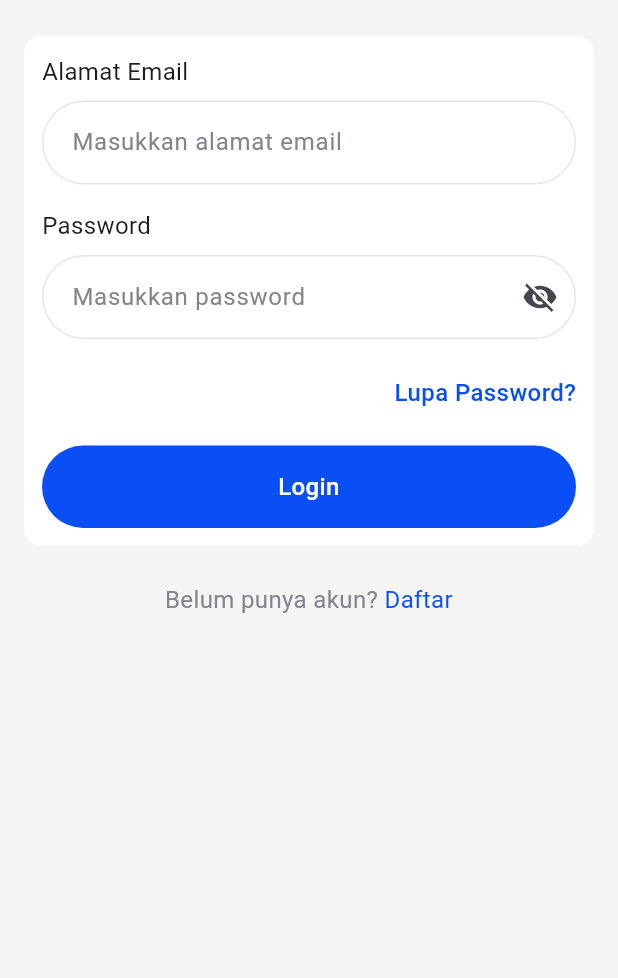
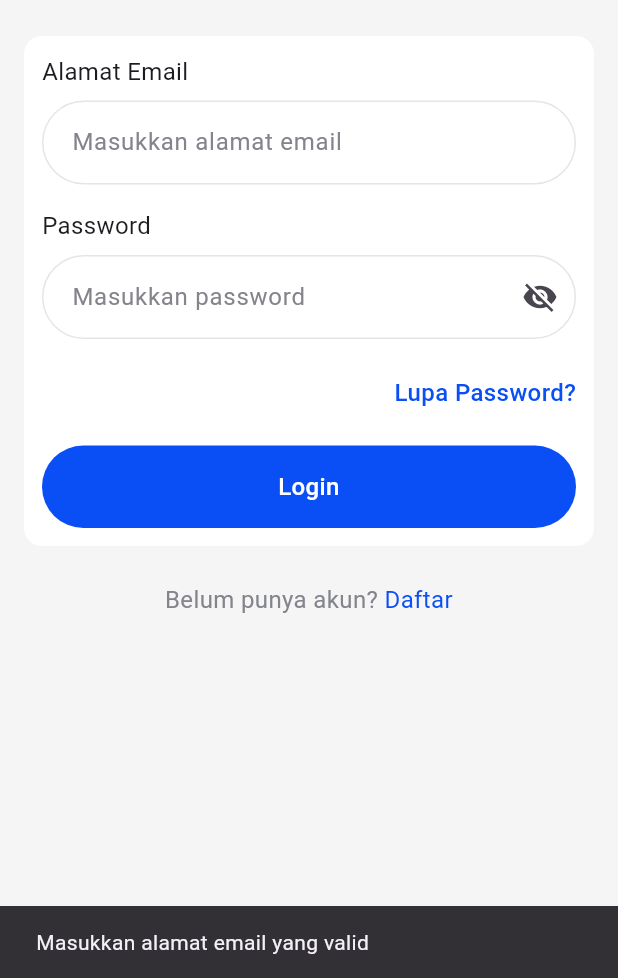
Before and after one commit to ChamillatulLuqianaAgustin/face_count, a Flutter app: the screen it shows after launch, after a tap on "Login", on a phone screen of 412 x 824 dp, the part 258-1236 px from its top. Run offline on Flutter 3.47's test engine with Material 3 defaults, Android fonts, the phone set to English and light mode, and no system bars; our stand-ins replace camera, cloud_firestore, equatable, firebase_auth, firebase_core, flutter_bloc; missing offline and left inert: multiple_image_camera; accounts and stored records are empty; Roboto replaces fonts that are missing (SFProDisplay).

Commit message:
add required form dan lupa password
lupa password harus email yang terdaftar

```diff
--- a/lib/features/auth/login_page.dart
+++ b/lib/features/auth/login_page.dart
@@ -1,3 +1,4 @@
+import 'package:cloud_firestore/cloud_firestore.dart';
 import 'package:face_count/configs/theme.dart';
 import 'package:face_count/features/auth/forgot_password_page.dart';
 import 'package:flutter/gestures.dart';
@@ -40,7 +41,10 @@ class _LoginPageState extends State<LoginPage> {
             );
           }
           if (state is AuthError) {
-            print(state.message);
+            ScaffoldMessenger.of(context).showSnackBar(SnackBar(
+              content: Text(state.message), // Pesan error dari AuthCubit
+              backgroundColor: redBase, // Warna merah untuk indikasi error
+            ));
           }
         },
         builder: (context, state) {
@@ -96,7 +100,6 @@ class _LoginPageState extends State<LoginPage> {
                         },
                       ),
 
-
                       const SizedBox(height: 24),
 
                       // Lupa password
@@ -128,11 +131,30 @@ class _LoginPageState extends State<LoginPage> {
                           ? const CustomLoadingButton()
                           : CustomButton(
                               text: 'Login',
-                              onTap: () => context.read<AuthCubit>().login(
+                              onTap: () {
+                                if (_emailController.text.trim().isEmpty ||
+                                    !_emailController.text.contains('@')) {
+                                  ScaffoldMessenger.of(context).showSnackBar(
+                                    const SnackBar(
+                                        content: Text(
+                                            'Masukkan alamat email yang valid')),
+                                  );
+                                  return;
+                                } else if (_passwordController.text
+                                    .trim()
+                                    .isEmpty) {
+                                  ScaffoldMessenger.of(context).showSnackBar(
+                                    const SnackBar(
+                                        content: Text('Password tidak boleh kosong')),
+                                  );
+                                  return;
+                                } else {
+                                  context.read<AuthCubit>().login(
                                         email: _emailController.text,
                                         password: _passwordController.text,
-                                  ),
-                            ),
+                                      );
+                                }
+                              }),
                     ],
                   ),
                 ),
--- a/lib/services/auth_service.dart
+++ b/lib/services/auth_service.dart
@@ -1,3 +1,4 @@
+import 'package:cloud_firestore/cloud_firestore.dart';
 import 'package:face_count/features/auth/forgot_password_page.dart';
 import 'package:firebase_auth/firebase_auth.dart';
 
@@ -87,11 +88,26 @@ class AuthService {
   }
 
   Future<void> resetPassword(String email)async{
-    try{
-      await FirebaseAuth.instance.sendPasswordResetEmail(email: email);
+     if (email.isEmpty) {
+    throw Exception("Email tidak boleh kosong");
+  }
+
+  try {
+    // Periksa apakah email terdaftar di Firestore
+    final QuerySnapshot query = await FirebaseFirestore.instance
+        .collection('users')
+        .where("email", isEqualTo: email)
+        .get();
+
+    if (query.docs.isEmpty) {
+      throw Exception("Email tidak terdaftar");
     }
-    catch(e){
-      print(e.toString());
-    }
+
+    // Kirim email reset password
+    await FirebaseAuth.instance.sendPasswordResetEmail(email: email);
+  } catch (e) {
+    // Tangani error
+    throw Exception("Gagal mengirim email reset password: ${e.toString()}");
+  }
   }
 }
--- a/lib/widgets/custom_textfield.dart
+++ b/lib/widgets/custom_textfield.dart
@@ -32,7 +32,7 @@ class CustomTextField extends StatelessWidget {
           style: regularTS.copyWith(fontSize: 16),
         ),
         const SizedBox(height: 8),
-        TextField(
+        TextFormField(
           controller: controller,
           keyboardType: keyboardType,
           obscureText: isPassword && !isPasswordVisible,
@@ -61,6 +61,12 @@ class CustomTextField extends StatelessWidget {
                   )
                 : null,
           ),
+          validator: (value) {
+            if (value == null || value.trim().isEmpty) {
+              return 'Field tidak boleh kosong';
+            }
+            return null;
+          },
         ),
       ],
     );
```
Also changed, not shown: lib/features/acara/tambah_acara.dart (+31 -0 lines), lib/features/auth/register_page.dart (+34 -5 lines). Lines whose indentation alone changed are shown as unchanged.
